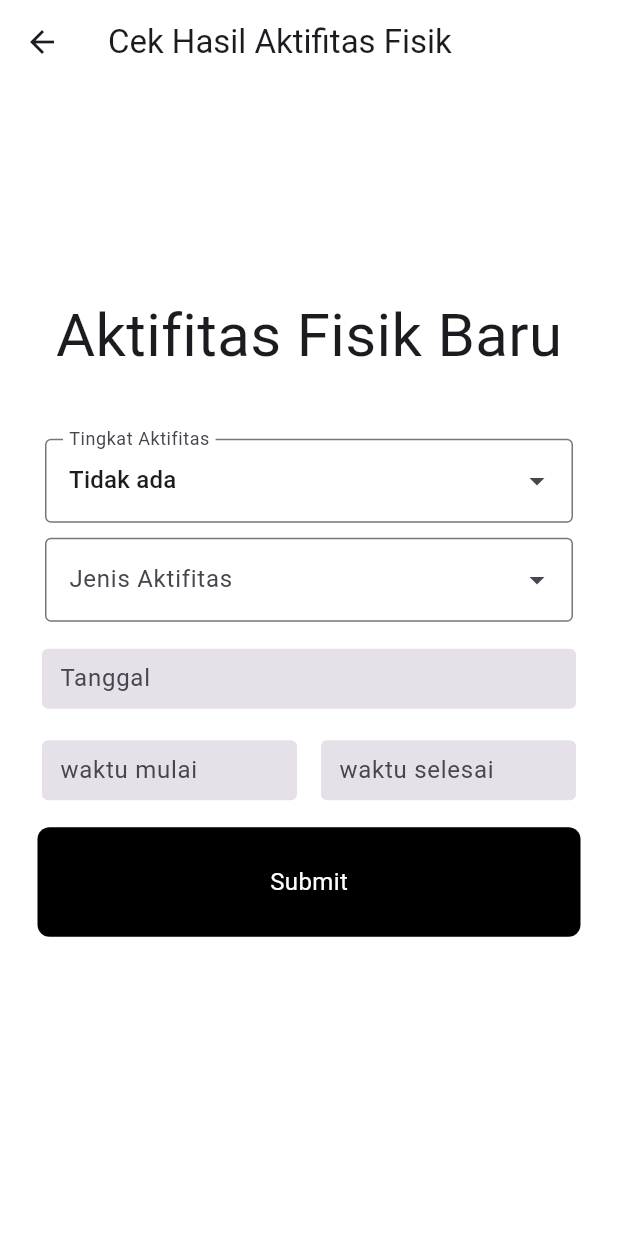
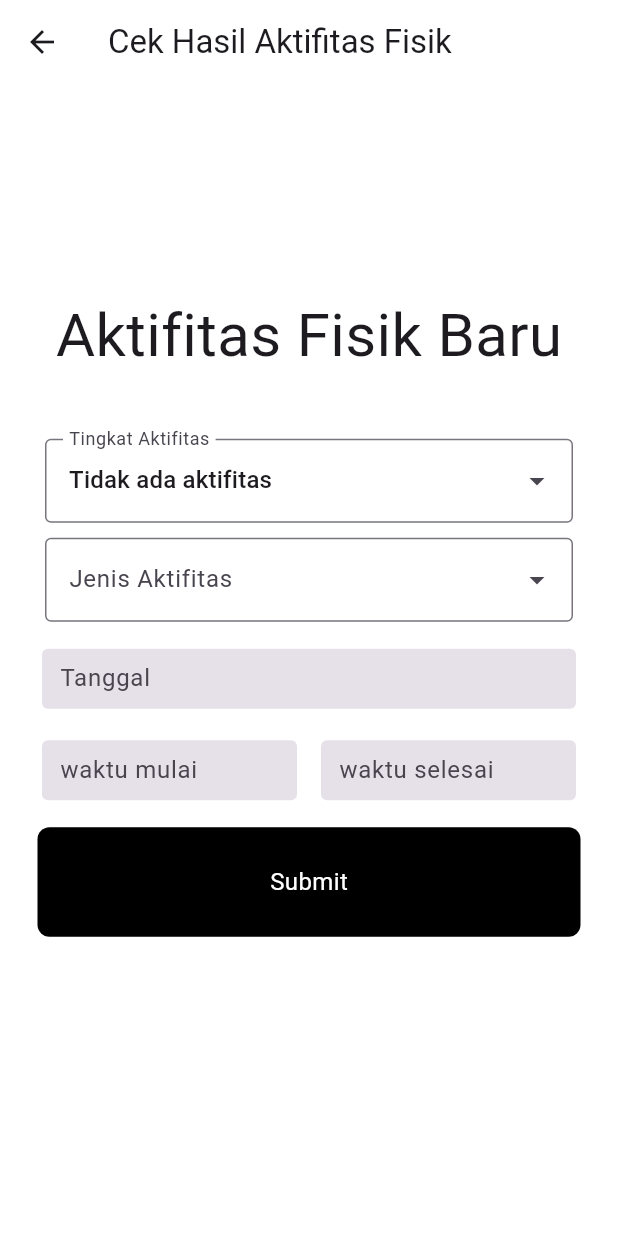
Before and after one commit to ilmamhf/monitoring_app, a Flutter app: the FormAktifitasPage screen opened directly, after a tap on "Submit", on a phone screen of 412 x 824 dp. Run offline on Flutter 3.47's test engine with Material 3 defaults, Android fonts, the phone set to English and light mode, and no system bars; drawn by our look-alikes of dropdown_search; our stand-ins replace cloud_firestore, firebase_auth, firebase_core, fl_chart; accounts and stored records are empty.

Commit message:
aktifitas dah bisa masuk db

```diff
--- a/lib/pages/form_aktifitas_page.dart
+++ b/lib/pages/form_aktifitas_page.dart
@@ -16,10 +16,12 @@ class FormAktifitasPage extends StatefulWidget {
 
 class _FormAktifitasPageState extends State<FormAktifitasPage> {
   final FirestoreService firestoreService = FirestoreService();
+
   final dateController = TextEditingController();
   final timeAwalController = TextEditingController();
   final timeAkhirController = TextEditingController();
-  String tingkatAktifitasController = 'Tidak ada';
+
+  String tingkatAktifitasController = 'Tidak ada aktifitas';
   String jenisAktifitasController = '';
   List<String> listAktifitasSedang = [
     'Olahraga ringan',
@@ -34,8 +36,8 @@ class _FormAktifitasPageState extends State<FormAktifitasPage> {
     'Perbaikan rumah'
   ];
   DateTime? date;
-  String tA = 'Tidak ada';
-  String jA = 'Tidak ada';
+  String? tA;
+  String? jA;
 
   int calculateDurationInMinutes(TimeOfDay startTime, TimeOfDay endTime) {
     final startMinutes = startTime.hour * 60 + startTime.minute;
@@ -157,18 +159,41 @@ class _FormAktifitasPageState extends State<FormAktifitasPage> {
                       ),
                     );
 
+                    // check apakah ada data
+                    if (tA != null && jA != null && tA != 'Tidak ada' && jA != 'Tidak ada') {
                       Aktifitas aktifitas = Aktifitas(
-                      tingkatAktifitas: tA,
-                      jenisAktifitas: jA,
+                        tingkatAktifitas: tA!,
+                        jenisAktifitas: jA!,
                         duration: durationInMinutes,
+
                       );
 
-                    print(aktifitas);
+                      print(aktifitas.duration);
                       // add to db
-                    // firestoreService.addBlock(aktifitas);
+                      firestoreService.addAktifitas(aktifitas);
 
                       // Navigator.push(context, MaterialPageRoute(
                       //   builder: (context) => SummaryAktifitas()));
+                    } else {
+                      // Show error message if parsing fails
+                      showDialog(
+                        context: context,
+                        builder: (context) {
+                          return AlertDialog(
+                            title: const Text(
+                              'Harus ada aktifitas!',
+                              textAlign: TextAlign.center,
+                              textScaler: TextScaler.linear(1),),
+                            actions: [
+                              TextButton(
+                                onPressed: () => Navigator.pop(context),
+                                child: const Text('OK'),
+                              ),
+                            ],
+                          );
+                        },
+                      );
+                    }
                   },
                   size: 25,
                 ),
--- a/lib/pages/histori_gizi_page.dart
+++ b/lib/pages/histori_gizi_page.dart
@@ -9,6 +9,7 @@ import 'form_status_gizi.dart';
 class HistoriGiziPage extends StatefulWidget {
   final DateTime? dateAwal;
   final DateTime? dateAkhir;
+
   const HistoriGiziPage({
     super.key,
     required this.dateAwal,
--- a/lib/services/firestore.dart
+++ b/lib/services/firestore.dart
@@ -7,6 +7,9 @@ class FirestoreService {
   final CollectionReference blocks =
     FirebaseFirestore.instance.collection('status gizi_${FirebaseAuth.instance.currentUser!.uid}');
 
+  final CollectionReference blokAktifitas =
+    FirebaseFirestore.instance.collection('aktifitas fisik_${FirebaseAuth.instance.currentUser!.uid}');
+
   // CREATE: add new block
   Future<void> addBlock(block) {
     return blocks.add({
@@ -15,6 +18,15 @@ class FirestoreService {
       'IMT': block.IMT,
       'Kategori': block.kategoriIMT,
       'timestamp' : Timestamp.now(),
+      });
+  }
+
+  Future<void> addAktifitas(aktifitas) {
+    return blokAktifitas.add({
+      'Tingkat Aktifitas': aktifitas.tingkatAktifitas,
+      'Jenis Aktifitas': aktifitas.jenisAktifitas,
+      'Durasi': aktifitas.duration,
+      'timestamp': Timestamp.now(),
       });
   }
 
```
Also changed, not shown: lib/pages/histori_aktifitas_page.dart (+18 -46 lines). Lines whose indentation alone changed are shown as unchanged.
